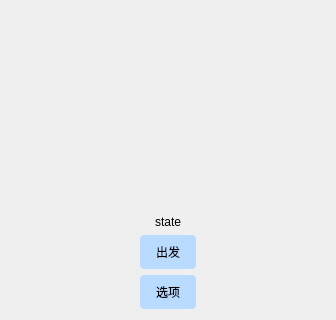
Qt form ui_class/go_window.ui (reflux18d/MaiGO) before a commit; both pictures show x 0 to 336 and y 152 to 472 of the 336 by 472 pixel window.
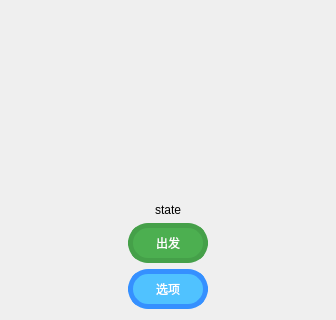
The same form after that commit. Icons and pictures are not drawn.

```diff
--- a/ui_class/go_window.ui
+++ b/ui_class/go_window.ui
@@ -28,10 +28,7 @@
       <bool>false</bool>
      </property>
      <property name="styleSheet">
-      <string notr="true">QLabel#goal_label{
-	font: 14pt &quot;Book Antiqua&quot;;
-	background-color:rgb(242, 234, 255)
-}</string>
+      <string notr="true">font: 14pt &quot;黑体&quot;;</string>
      </property>
      <property name="frameShape">
       <enum>QFrame::NoFrame</enum>
@@ -54,7 +51,6 @@
     <widget class="QLabel" name="time_label">
      <property name="styleSheet">
       <string notr="true">QLabel#time_label{
-	background-color:rgba(235, 252, 255, 100);
 	font: 20pt &quot;Noto Serif SC Black&quot;;
 }
 </string>
@@ -86,10 +82,7 @@
    <item>
     <widget class="QLabel" name="state_label">
      <property name="styleSheet">
-      <string notr="true">QLabel#state_label{
-	
-	font: 14pt &quot;Book Antiqua&quot;;
-}</string>
+      <string notr="true">font: 18pt &quot;黑体&quot;;</string>
      </property>
      <property name="text">
       <string>state</string>
@@ -106,29 +99,32 @@
        <item>
         <widget class="QPushButton" name="main_button">
          <property name="sizePolicy">
-          <sizepolicy hsizetype="Fixed" vsizetype="Fixed">
+          <sizepolicy hsizetype="Maximum" vsizetype="Maximum">
            <horstretch>0</horstretch>
            <verstretch>0</verstretch>
           </sizepolicy>
          </property>
+         <property name="minimumSize">
+          <size>
+           <width>80</width>
+           <height>40</height>
+          </size>
+         </property>
+         <property name="maximumSize">
+          <size>
+           <width>80</width>
+           <height>40</height>
+          </size>
+         </property>
          <property name="layoutDirection">
           <enum>Qt::LeftToRight</enum>
          </property>
          <property name="styleSheet">
-          <string notr="true">QPushButton {
-    background-color: rgb(185, 219, 255);  /* 蓝色背景 */
-    color: rgb(0, 0, 0);
-    border: none;
-    border-radius: 4px;
-    padding: 8px 16px;
-	font: 14pt &quot;STHupo&quot;;
-}
-QPushButton:hover {
-    background-color: rgb(103, 202, 255);  /* 悬停变深蓝 */
-}
-QPushButton:pressed {
-    background-color: rgb(101, 206, 255);  /* 按下颜色 */
-}</string>
+          <string notr="true">font: 14pt &quot;黑体&quot;;
+border-radius: 20px;      /* 圆角半径（像素） */
+    background-color: #4CAF50; /* 背景颜色 */
+    color: white;             /* 文字颜色 */
+    border: 5px solid #45a049; /* 边框样式 */</string>
          </property>
          <property name="text">
           <string>出发</string>
@@ -142,26 +138,29 @@
        <item>
         <widget class="QPushButton" name="option_button">
          <property name="sizePolicy">
-          <sizepolicy hsizetype="Fixed" vsizetype="Fixed">
+          <sizepolicy hsizetype="Maximum" vsizetype="Maximum">
            <horstretch>0</horstretch>
            <verstretch>0</verstretch>
           </sizepolicy>
          </property>
+         <property name="minimumSize">
+          <size>
+           <width>80</width>
+           <height>40</height>
+          </size>
+         </property>
+         <property name="maximumSize">
+          <size>
+           <width>80</width>
+           <height>40</height>
+          </size>
+         </property>
          <property name="styleSheet">
-          <string notr="true">QPushButton {
-    background-color: rgb(185, 219, 255);  /* 蓝色背景 */
-    color: rgb(0, 0, 0);
-    border: none;
-    border-radius: 4px;
-    padding: 8px 16px;
-	font: 14pt &quot;STHupo&quot;;
-}
-QPushButton:hover {
-    background-color: rgb(103, 202, 255);  /* 悬停变深蓝 */
-}
-QPushButton:pressed {
-    background-color: rgb(101, 206, 255);  /* 按下颜色 */
-}</string>
+          <string notr="true">font: 14pt &quot;黑体&quot;;
+border-radius: 20px;      /* 圆角半径（像素） */
+    background-color:rgb(80, 194, 255);
+    color: white;             /* 文字颜色 */
+    border: 5px solid rgb(53, 144, 255); /* 边框样式 */</string>
          </property>
          <property name="text">
           <string>选项</string>
```
